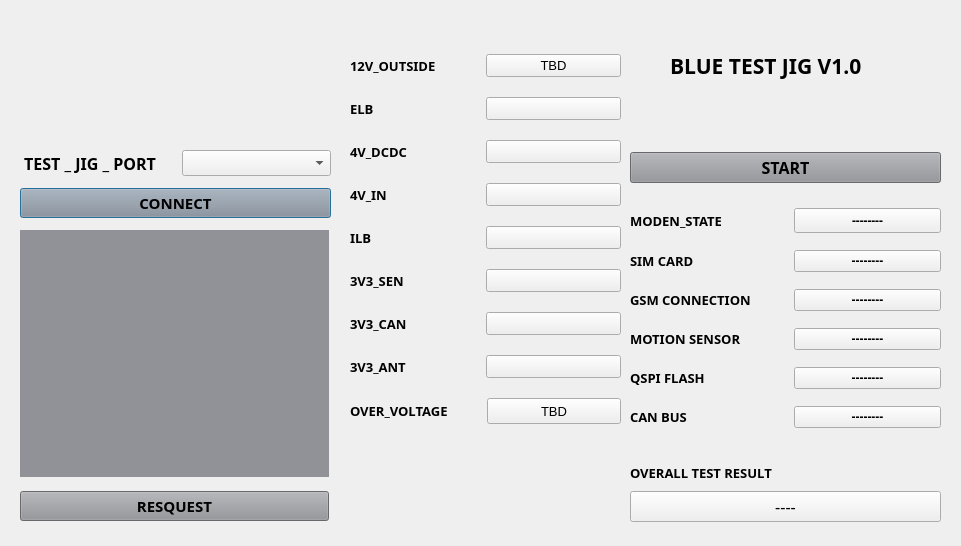
Old version of the form dialog.ui in the repository yaozong1/QT_testing_JIG.
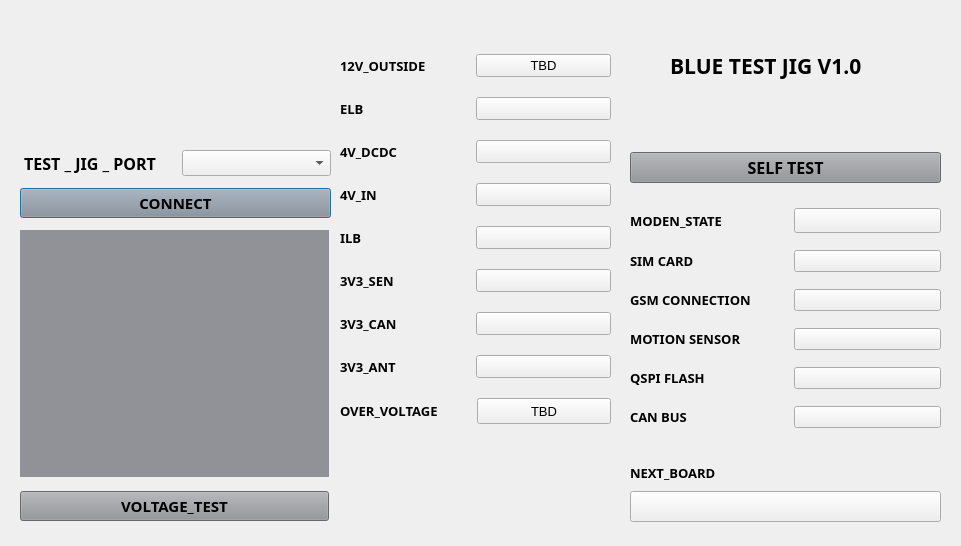
New version of the form. Icons and pictures are not drawn.

```diff
--- a/dialog.ui
+++ b/dialog.ui
@@ -258,7 +258,7 @@
          <string notr="true">background-color: #919297; color: black;</string>
         </property>
         <property name="text">
-         <string>RESQUEST</string>
+         <string>VOLTAGE_TEST</string>
         </property>
        </widget>
       </item>
@@ -305,7 +305,7 @@
        <string notr="true">background-color: #919297; color: black;</string>
       </property>
       <property name="text">
-       <string>START</string>
+       <string>SELF TEST</string>
       </property>
      </widget>
     </item>
@@ -359,7 +359,7 @@
            <string notr="true"/>
           </property>
           <property name="text">
-           <string>--------</string>
+           <string/>
           </property>
          </widget>
         </item>
@@ -389,7 +389,7 @@
            <string notr="true"/>
           </property>
           <property name="text">
-           <string>--------</string>
+           <string/>
           </property>
          </widget>
         </item>
@@ -419,7 +419,7 @@
            <string notr="true"/>
           </property>
           <property name="text">
-           <string>--------</string>
+           <string/>
           </property>
          </widget>
         </item>
@@ -449,7 +449,7 @@
            <string notr="true"/>
           </property>
           <property name="text">
-           <string>--------</string>
+           <string/>
           </property>
          </widget>
         </item>
@@ -479,7 +479,7 @@
            <string notr="true"/>
           </property>
           <property name="text">
-           <string>--------</string>
+           <string/>
           </property>
          </widget>
         </item>
@@ -509,7 +509,7 @@
            <string notr="true"/>
           </property>
           <property name="text">
-           <string>--------</string>
+           <string/>
           </property>
          </widget>
         </item>
@@ -542,7 +542,7 @@
        </font>
       </property>
       <property name="text">
-       <string>OVERALL TEST RESULT</string>
+       <string>NEXT_BOARD</string>
       </property>
      </widget>
     </item>
@@ -566,7 +566,7 @@
        <string notr="true"/>
       </property>
       <property name="text">
-       <string>----</string>
+       <string/>
       </property>
      </widget>
     </item>
@@ -575,7 +575,7 @@
   <widget class="QWidget" name="layoutWidget">
    <property name="geometry">
     <rect>
-     <x>350</x>
+     <x>340</x>
      <y>40</y>
      <width>271</width>
      <height>401</height>
```
